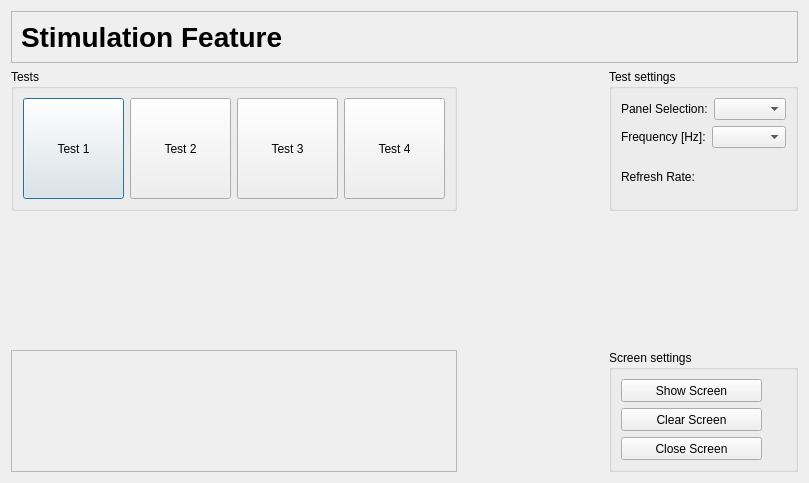
Qt form applications/mne_x/plugins/ssvepbci/FormFiles/ssvepbciconfigurationwidget.ui (mne-tools/mne-cpp) before a commit.
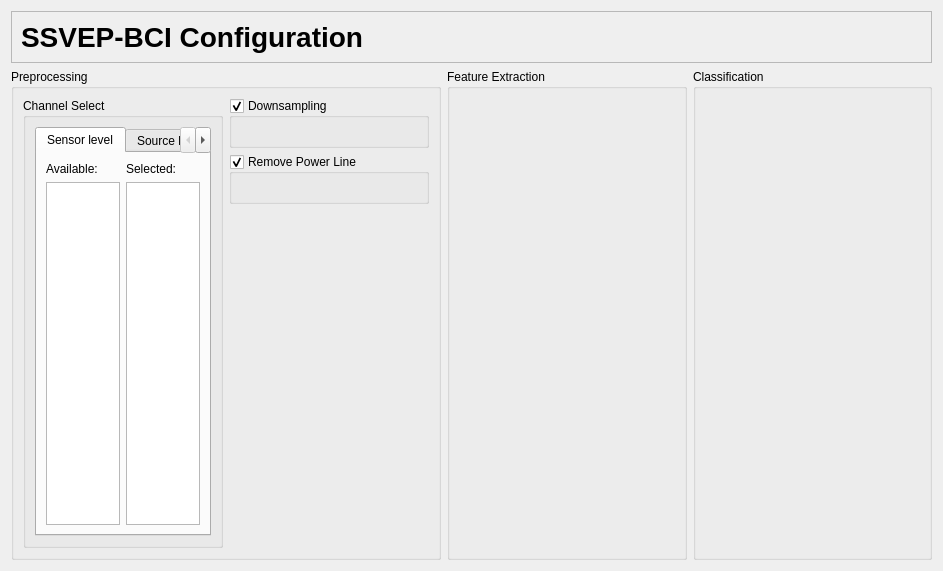
The same form after that commit. Icons and pictures are not drawn.

Commit message: [MX-106] edit BCI configuration panel

The edit to the form file:
```diff
--- a/applications/mne_x/plugins/ssvepbci/FormFiles/ssvepbciconfigurationwidget.ui
+++ b/applications/mne_x/plugins/ssvepbci/FormFiles/ssvepbciconfigurationwidget.ui
@@ -6,112 +6,255 @@
    <rect>
     <x>0</x>
     <y>0</y>
-    <width>809</width>
-    <height>483</height>
+    <width>943</width>
+    <height>571</height>
    </rect>
   </property>
   <property name="windowTitle">
    <string>Dialog</string>
   </property>
   <layout class="QGridLayout" name="gridLayout_2">
-   <item row="1" column="1">
-    <spacer name="horizontalSpacer_2">
-     <property name="orientation">
-      <enum>Qt::Horizontal</enum>
-     </property>
-     <property name="sizeHint" stdset="0">
-      <size>
-       <width>40</width>
-       <height>20</height>
-      </size>
-     </property>
-    </spacer>
-   </item>
    <item row="1" column="0">
     <widget class="QGroupBox" name="groupBox_3">
      <property name="title">
-      <string>Tests</string>
+      <string>Preprocessing</string>
      </property>
-     <layout class="QHBoxLayout" name="horizontalLayout_3">
-      <item>
-       <widget class="QPushButton" name="pushButton_5">
-        <property name="sizePolicy">
-         <sizepolicy hsizetype="Fixed" vsizetype="Fixed">
-          <horstretch>0</horstretch>
-          <verstretch>0</verstretch>
-         </sizepolicy>
+     <layout class="QGridLayout" name="gridLayout">
+      <item row="2" column="1">
+       <spacer name="verticalSpacer">
+        <property name="orientation">
+         <enum>Qt::Vertical</enum>
         </property>
-        <property name="minimumSize">
+        <property name="sizeHint" stdset="0">
          <size>
-          <width>101</width>
-          <height>101</height>
+          <width>20</width>
+          <height>40</height>
          </size>
         </property>
-        <property name="text">
-         <string>Test 1</string>
-        </property>
-       </widget>
+       </spacer>
       </item>
-      <item>
-       <widget class="QPushButton" name="pushButton_6">
-        <property name="sizePolicy">
-         <sizepolicy hsizetype="Fixed" vsizetype="Fixed">
-          <horstretch>0</horstretch>
-          <verstretch>0</verstretch>
-         </sizepolicy>
-        </property>
+      <item row="0" column="1">
+       <widget class="QGroupBox" name="groupBox_4">
         <property name="minimumSize">
          <size>
-          <width>101</width>
-          <height>101</height>
+          <width>200</width>
+          <height>50</height>
          </size>
         </property>
-        <property name="text">
-         <string>Test 2</string>
+        <property name="title">
+         <string>Downsampling</string>
         </property>
+        <property name="checkable">
+         <bool>true</bool>
+        </property>
        </widget>
       </item>
-      <item>
-       <widget class="QPushButton" name="pushButton_4">
-        <property name="sizePolicy">
-         <sizepolicy hsizetype="Fixed" vsizetype="Fixed">
-          <horstretch>0</horstretch>
-          <verstretch>0</verstretch>
-         </sizepolicy>
+      <item row="1" column="1">
+       <widget class="QGroupBox" name="groupBox_5">
+        <property name="enabled">
+         <bool>true</bool>
         </property>
         <property name="minimumSize">
          <size>
-          <width>101</width>
-          <height>101</height>
+          <width>200</width>
+          <height>50</height>
          </size>
         </property>
-        <property name="text">
-         <string>Test 3</string>
+        <property name="title">
+         <string>Remove Power Line</string>
         </property>
+        <property name="checkable">
+         <bool>true</bool>
+        </property>
        </widget>
       </item>
-      <item>
-       <widget class="QPushButton" name="pushButton_7">
+      <item row="0" column="0" rowspan="3">
+       <widget class="QGroupBox" name="m_qGroupBox_SelectFeatures">
         <property name="sizePolicy">
-         <sizepolicy hsizetype="Fixed" vsizetype="Fixed">
+         <sizepolicy hsizetype="Minimum" vsizetype="Preferred">
           <horstretch>0</horstretch>
           <verstretch>0</verstretch>
          </sizepolicy>
         </property>
         <property name="minimumSize">
          <size>
-          <width>101</width>
-          <height>101</height>
+          <width>200</width>
+          <height>0</height>
          </size>
         </property>
-        <property name="text">
-         <string>Test 4</string>
+        <property name="title">
+         <string>Channel Select</string>
         </property>
+        <layout class="QVBoxLayout" name="verticalLayout_2">
+         <item>
+          <widget class="QTabWidget" name="m_tabWidget_featuresSource">
+           <property name="sizePolicy">
+            <sizepolicy hsizetype="Ignored" vsizetype="Preferred">
+             <horstretch>0</horstretch>
+             <verstretch>0</verstretch>
+            </sizepolicy>
+           </property>
+           <property name="minimumSize">
+            <size>
+             <width>0</width>
+             <height>0</height>
+            </size>
+           </property>
+           <property name="maximumSize">
+            <size>
+             <width>10000</width>
+             <height>16777215</height>
+            </size>
+           </property>
+           <property name="currentIndex">
+            <number>0</number>
+           </property>
+           <widget class="QWidget" name="FeaturesSensorLevel">
+            <attribute name="title">
+             <string>Sensor level</string>
+            </attribute>
+            <layout class="QGridLayout" name="gridLayout_3">
+             <item row="1" column="0">
+              <widget class="QListWidget" name="m_listWidget_AvailableChannelsOnSensorLevel">
+               <property name="sizePolicy">
+                <sizepolicy hsizetype="Expanding" vsizetype="Expanding">
+                 <horstretch>0</horstretch>
+                 <verstretch>0</verstretch>
+                </sizepolicy>
+               </property>
+               <property name="dragEnabled">
+                <bool>true</bool>
+               </property>
+               <property name="dragDropOverwriteMode">
+                <bool>false</bool>
+               </property>
+               <property name="dragDropMode">
+                <enum>QAbstractItemView::DragDrop</enum>
+               </property>
+               <property name="defaultDropAction">
+                <enum>Qt::MoveAction</enum>
+               </property>
+               <property name="alternatingRowColors">
+                <bool>true</bool>
+               </property>
+               <property name="selectionMode">
+                <enum>QAbstractItemView::SingleSelection</enum>
+               </property>
+               <property name="sortingEnabled">
+                <bool>false</bool>
+               </property>
+              </widget>
+             </item>
+             <item row="0" column="1">
+              <widget class="QLabel" name="m_label_SelectedFeaturesSensor">
+               <property name="text">
+                <string>Selected:</string>
+               </property>
+              </widget>
+             </item>
+             <item row="0" column="0">
+              <widget class="QLabel" name="m_label_AvailableFeaturesSensor">
+               <property name="text">
+                <string>Available:</string>
+               </property>
+              </widget>
+             </item>
+             <item row="1" column="1">
+              <widget class="QListWidget" name="m_listWidget_ChosenChannelsOnSensorLevel">
+               <property name="dragEnabled">
+                <bool>true</bool>
+               </property>
+               <property name="dragDropOverwriteMode">
+                <bool>false</bool>
+               </property>
+               <property name="dragDropMode">
+                <enum>QAbstractItemView::DragDrop</enum>
+               </property>
+               <property name="defaultDropAction">
+                <enum>Qt::MoveAction</enum>
+               </property>
+               <property name="alternatingRowColors">
+                <bool>true</bool>
+               </property>
+              </widget>
+             </item>
+            </layout>
+           </widget>
+           <widget class="QWidget" name="FeaturesSourceLevel">
+            <attribute name="title">
+             <string>Source level</string>
+            </attribute>
+            <layout class="QGridLayout" name="gridLayout_4">
+             <item row="1" column="0">
+              <widget class="QListWidget" name="m_listWidget_AvailableFeaturesOnSourceLevel">
+               <property name="dragEnabled">
+                <bool>true</bool>
+               </property>
+               <property name="dragDropMode">
+                <enum>QAbstractItemView::DragDrop</enum>
+               </property>
+               <property name="defaultDropAction">
+                <enum>Qt::MoveAction</enum>
+               </property>
+               <property name="alternatingRowColors">
+                <bool>true</bool>
+               </property>
+              </widget>
+             </item>
+             <item row="1" column="1">
+              <widget class="QListWidget" name="m_listWidget_ChosenFeaturesOnSourceLevel">
+               <property name="dragEnabled">
+                <bool>true</bool>
+               </property>
+               <property name="dragDropMode">
+                <enum>QAbstractItemView::DragDrop</enum>
+               </property>
+               <property name="defaultDropAction">
+                <enum>Qt::MoveAction</enum>
+               </property>
+               <property name="alternatingRowColors">
+                <bool>true</bool>
+               </property>
+              </widget>
+             </item>
+             <item row="0" column="0">
+              <widget class="QLabel" name="m_label_AvailableFeaturesSource">
+               <property name="text">
+                <string>Available:</string>
+               </property>
+              </widget>
+             </item>
+             <item row="0" column="1">
+              <widget class="QLabel" name="m_label_SelectedFeaturesSource">
+               <property name="text">
+                <string>Selected:</string>
+               </property>
+              </widget>
+             </item>
+            </layout>
+           </widget>
+          </widget>
+         </item>
+        </layout>
        </widget>
       </item>
      </layout>
     </widget>
    </item>
+   <item row="1" column="1">
+    <widget class="QGroupBox" name="groupBox">
+     <property name="title">
+      <string>Feature Extraction</string>
+     </property>
+    </widget>
+   </item>
+   <item row="1" column="2">
+    <widget class="QGroupBox" name="groupBox_2">
+     <property name="title">
+      <string>Classification</string>
+     </property>
+    </widget>
+   </item>
    <item row="0" column="0" colspan="3">
     <widget class="QFrame" name="frame_2">
      <property name="maximumSize">
@@ -143,7 +286,7 @@
          </font>
         </property>
         <property name="text">
-         <string>Stimulation Feature</string>
+         <string>SSVEP-BCI Configuration</string>
         </property>
        </widget>
       </item>
@@ -173,154 +316,6 @@
      </layout>
     </widget>
    </item>
-   <item row="3" column="0">
-    <widget class="QFrame" name="frame">
-     <property name="frameShape">
-      <enum>QFrame::StyledPanel</enum>
-     </property>
-     <property name="frameShadow">
-      <enum>QFrame::Raised</enum>
-     </property>
-     <layout class="QHBoxLayout" name="horizontalLayout_5"/>
-    </widget>
-   </item>
-   <item row="3" column="2">
-    <widget class="QGroupBox" name="groupBox_2">
-     <property name="title">
-      <string>Screen settings</string>
-     </property>
-     <layout class="QVBoxLayout" name="verticalLayout">
-      <item>
-       <widget class="QPushButton" name="pushButton">
-        <property name="sizePolicy">
-         <sizepolicy hsizetype="Fixed" vsizetype="Fixed">
-          <horstretch>0</horstretch>
-          <verstretch>0</verstretch>
-         </sizepolicy>
-        </property>
-        <property name="minimumSize">
-         <size>
-          <width>141</width>
-          <height>23</height>
-         </size>
-        </property>
-        <property name="text">
-         <string>Show Screen</string>
-        </property>
-        <property name="checkable">
-         <bool>false</bool>
-        </property>
-       </widget>
-      </item>
-      <item>
-       <widget class="QPushButton" name="pushButton_2">
-        <property name="sizePolicy">
-         <sizepolicy hsizetype="Fixed" vsizetype="Fixed">
-          <horstretch>0</horstretch>
-          <verstretch>0</verstretch>
-         </sizepolicy>
-        </property>
-        <property name="minimumSize">
-         <size>
-          <width>141</width>
-          <height>23</height>
-         </size>
-        </property>
-        <property name="text">
-         <string>Clear Screen</string>
-        </property>
-       </widget>
-      </item>
-      <item>
-       <widget class="QPushButton" name="pushButton_3">
-        <property name="sizePolicy">
-         <sizepolicy hsizetype="Fixed" vsizetype="Fixed">
-          <horstretch>0</horstretch>
-          <verstretch>0</verstretch>
-         </sizepolicy>
-        </property>
-        <property name="minimumSize">
-         <size>
-          <width>141</width>
-          <height>23</height>
-         </size>
-        </property>
-        <property name="text">
-         <string>Close Screen</string>
-        </property>
-       </widget>
-      </item>
-     </layout>
-    </widget>
-   </item>
-   <item row="1" column="2">
-    <widget class="QGroupBox" name="groupBox">
-     <property name="title">
-      <string>Test settings</string>
-     </property>
-     <layout class="QGridLayout" name="gridLayout">
-      <item row="0" column="0">
-       <layout class="QHBoxLayout" name="horizontalLayout">
-        <item>
-         <widget class="QLabel" name="label">
-          <property name="text">
-           <string>Panel Selection:</string>
-          </property>
-         </widget>
-        </item>
-        <item>
-         <widget class="QComboBox" name="comboBox"/>
-        </item>
-       </layout>
-      </item>
-      <item row="1" column="0">
-       <layout class="QHBoxLayout" name="horizontalLayout_2">
-        <item>
-         <widget class="QLabel" name="label_2">
-          <property name="text">
-           <string>Frequency [Hz]:</string>
-          </property>
-         </widget>
-        </item>
-        <item>
-         <widget class="QComboBox" name="comboBox_2"/>
-        </item>
-       </layout>
-      </item>
-      <item row="2" column="0">
-       <layout class="QHBoxLayout" name="horizontalLayout_6">
-        <item>
-         <widget class="QLabel" name="label_5">
-          <property name="text">
-           <string>Refresh Rate:</string>
-          </property>
-         </widget>
-        </item>
-        <item>
-         <widget class="QLabel" name="label_6">
-          <property name="text">
-           <string/>
-          </property>
-         </widget>
-        </item>
-       </layout>
-      </item>
-     </layout>
-    </widget>
-   </item>
-   <item row="2" column="2">
-    <spacer name="verticalSpacer">
-     <property name="orientation">
-      <enum>Qt::Vertical</enum>
-     </property>
-     <property name="sizeHint" stdset="0">
-      <size>
-       <width>20</width>
-       <height>40</height>
-      </size>
-     </property>
-    </spacer>
-   </item>
   </layout>
  </widget>
  <resources>
```
The commit also changes 6 other files.
